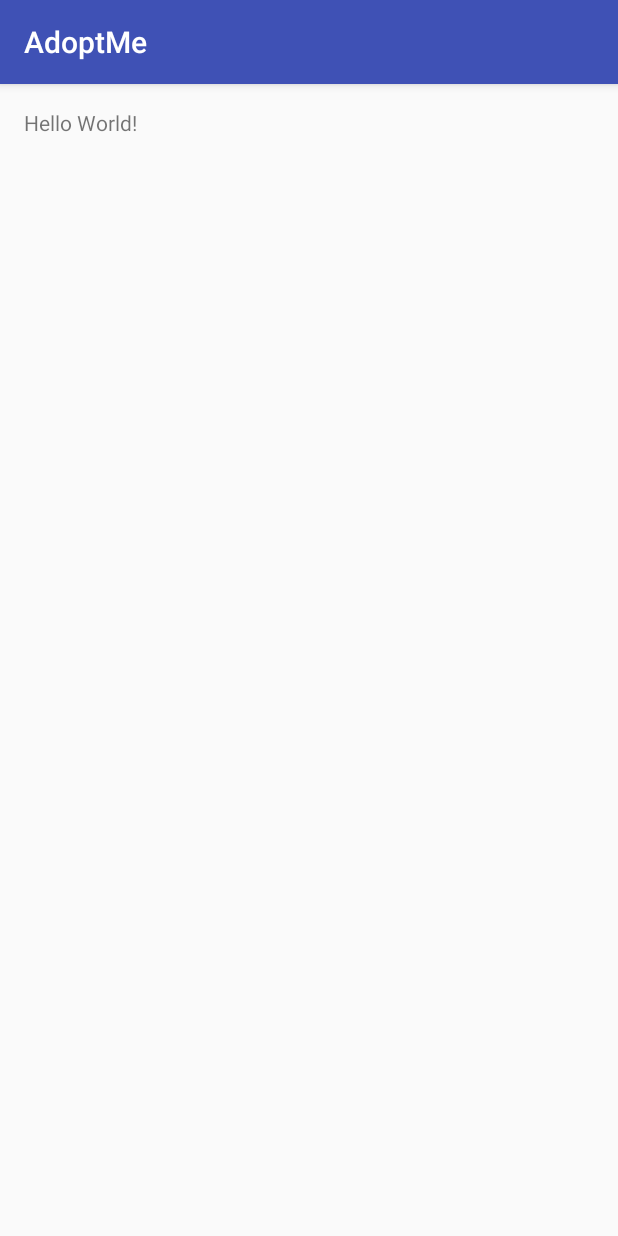
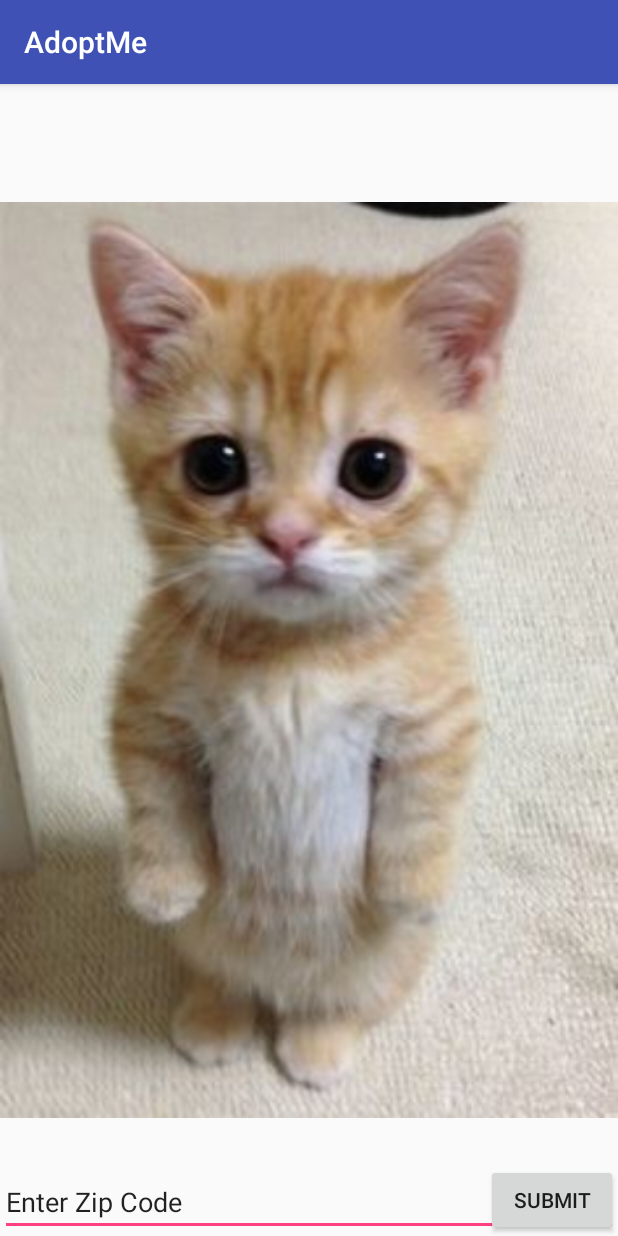
Before and after one commit to achowdhury3762/Adopt-an-Animal, an Android app: the screen it shows after launch (MainActivity), on a phone screen of 412 x 824 dp. Run offline under Robolectric (Android 15) with nearby library versions, the phone set to English and light mode, and no system bars; our stand-ins replace Picasso.

Commit message:
Random Animals in Background

```diff
--- a/app/build.gradle
+++ b/app/build.gradle
@@ -23,4 +23,9 @@ dependencies {
     compile fileTree(dir: 'libs', include: ['*.jar'])
     testCompile 'junit:junit:4.12'
     compile 'com.android.support:appcompat-v7:25.0.1'
+
+    compile 'com.squareup.retrofit2:retrofit:2.1.0'
+    compile 'com.google.code.gson:gson:2.8.0'
+    compile 'com.squareup.retrofit2:converter-gson:2.1.0'
+    compile 'com.squareup.picasso:picasso:2.5.2'
 }
--- a/app/src/main/AndroidManifest.xml
+++ b/app/src/main/AndroidManifest.xml
@@ -1,14 +1,14 @@
 <?xml version="1.0" encoding="utf-8"?>
 <manifest xmlns:android="http://schemas.android.com/apk/res/android"
-    package="nyc.c4q.ashiquechowdhury.adoptme" >
+    package="nyc.c4q.ashiquechowdhury.adoptme">
 
     <application
         android:allowBackup="true"
         android:icon="@mipmap/ic_launcher"
         android:label="@string/app_name"
         android:supportsRtl="true"
-        android:theme="@style/AppTheme" >
-        <activity android:name=".MainActivity" >
+        android:theme="@style/AppTheme">
+        <activity android:name=".MainActivity">
             <intent-filter>
                 <action android:name="android.intent.action.MAIN" />
 
--- a/app/src/main/java/nyc/c4q/ashiquechowdhury/adoptme/MainActivity.java
+++ b/app/src/main/java/nyc/c4q/ashiquechowdhury/adoptme/MainActivity.java
@@ -1,13 +1,55 @@
 package nyc.c4q.ashiquechowdhury.adoptme;
 
+import android.os.Bundle;
+import android.os.Handler;
 import android.support.v7.app.AppCompatActivity;
-import android.os.Bundle;
+import android.view.View;
+import android.widget.ImageView;
+
+import com.squareup.picasso.Picasso;
 
 public class MainActivity extends AppCompatActivity {
+    ImageView randomAnimalImageView;
+    private static final int BUNNY = R.drawable.bunny;
+    private static final int CAT = R.drawable.cat;
+    private static final int DOG = R.drawable.dogs;
+    private static final int HEDGEHOG = R.drawable.hedgehog;
+    private static final int TIGER = R.drawable.tiger;
+    private static final int[] animalArray;
+
+    static {
+        animalArray = new int[]{BUNNY, CAT, DOG, HEDGEHOG, TIGER};
+    }
 
     @Override
     protected void onCreate(Bundle savedInstanceState) {
         super.onCreate(savedInstanceState);
         setContentView(R.layout.activity_main);
+
+        randomAnimalImageView = (ImageView) findViewById(R.id.animalpics_imageView);
+        cycleThroughPictures(animalArray, randomAnimalImageView);
+
+    }
+
+    //PictureArray should be drawable
+    void cycleThroughPictures(final int pictureArray[], final ImageView imageView) {
+        for (int i = 0; i < pictureArray.length; i++) {
+            final int x = i;
+            Handler handler = new Handler();
+            handler.postDelayed(new Runnable() {
+                @Override
+                public void run() {
+                    loadPicassoImage(pictureArray[x], imageView);
+                }
+            }, i * 5000);
+        }
+    }
+
+    void loadPicassoImage(int resId, ImageView imageView) {
+        Picasso.with(this).load(resId).fit().into(imageView);
+    }
+
+    public void onClickSubmit(View view) {
+
     }
 }
--- a/app/src/main/res/layout/activity_main.xml
+++ b/app/src/main/res/layout/activity_main.xml
@@ -1,17 +1,27 @@
 <?xml version="1.0" encoding="utf-8"?>
-<RelativeLayout
-    xmlns:android="http://schemas.android.com/apk/res/android"
+<RelativeLayout xmlns:android="http://schemas.android.com/apk/res/android"
     xmlns:tools="http://schemas.android.com/tools"
     android:layout_width="match_parent"
     android:layout_height="match_parent"
-    android:paddingLeft="@dimen/activity_horizontal_margin"
-    android:paddingRight="@dimen/activity_horizontal_margin"
-    android:paddingTop="@dimen/activity_vertical_margin"
-    android:paddingBottom="@dimen/activity_vertical_margin"
     tools:context="nyc.c4q.ashiquechowdhury.adoptme.MainActivity">
 
-    <TextView
-        android:text="Hello World!"
+    <ImageView
+        android:id="@+id/animalpics_imageView"
+        android:layout_width="match_parent"
+        android:layout_height="match_parent" />
+    <EditText
+        android:layout_alignParentLeft="true"
+        android:layout_alignBottom="@id/animalpics_imageView"
+        android:id="@+id/zipcode_editText"
+        android:layout_width="match_parent"
+        android:layout_height="wrap_content"
+        android:text="Enter Zip Code"
+        android:onClick="onClickSubmit"/>
+    <Button
+        android:layout_alignParentEnd="true"
+        android:id="@+id/submit_Bttn"
+        android:layout_alignBottom="@id/animalpics_imageView"
         android:layout_width="wrap_content"
-        android:layout_height="wrap_content" />
+        android:layout_height="wrap_content"
+        android:text="Submit"/>
 </RelativeLayout>
```
Also changed, not shown: app/src/main/res/drawable/bunny.jpg (added), app/src/main/res/drawable/cat.jpg (added), app/src/main/res/drawable/dogs.jpg (added), app/src/main/res/drawable/hedgehog.jpg (added), app/src/main/res/drawable/tiger.jpg (added).
